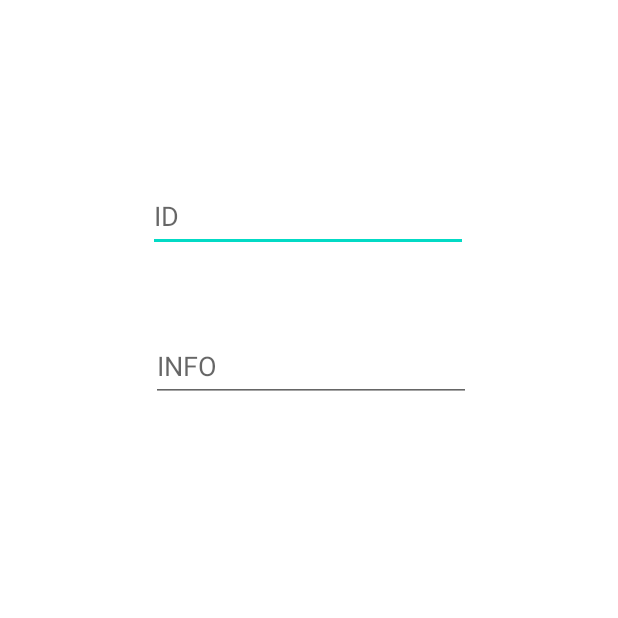
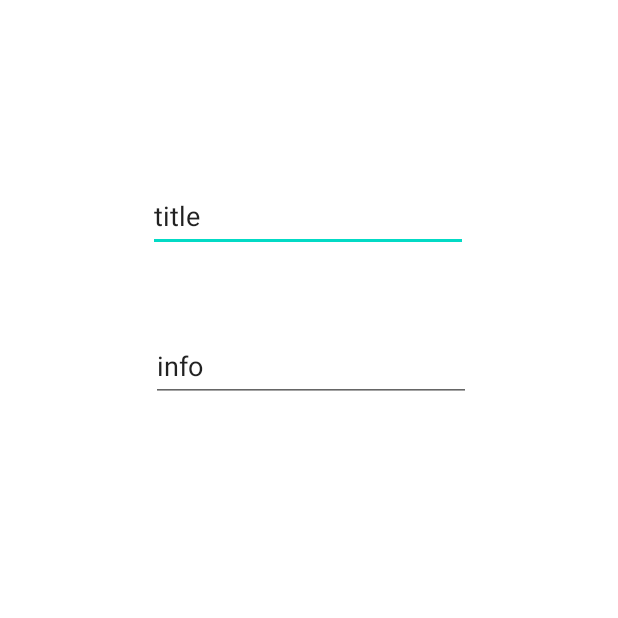
Before and after one commit to sootsun/GiveBlood, an Android app: the BoardActivity screen opened directly, with no data from a screen before it, after a tap on an icon or button, on a phone screen of 412 x 824 dp, the top half of it. Run offline under Robolectric (Android 15) with nearby library versions, the light colour scheme and no system bars; our stand-ins replace Firebase (no records; nobody signed in at launch, a user with empty details on screens opened directly); 4 statements that could not run were skipped.

Commit message:
Feat Board item rewrite

```diff
--- a/app/src/main/java/oss/main/BoardActivity.java
+++ b/app/src/main/java/oss/main/BoardActivity.java
@@ -80,7 +80,8 @@ public class BoardActivity extends AppCompatActivity {
                 return;
             }
             Intent intent = new Intent(this, WriteActivity.class);
-            intent.putExtra(REF.USER.name(), user);
+            //intent.putExtra(REF.USER.name(), user);
+            intent.putExtra(REF.LIST.name(), new BoardItem("title", "info", user));
             launcher.launch(intent);
         });
 
--- a/app/src/main/java/oss/main/WriteActivity.java
+++ b/app/src/main/java/oss/main/WriteActivity.java
@@ -20,12 +20,16 @@ public class WriteActivity extends AppCompatActivity {
         EditText id = findViewById(R.id.write_name_text);
         EditText info = findViewById(R.id.write_detail_text);
 
+        BoardItem item = getIntent().getParcelableExtra(REF.LIST.name());
+
+        id.setText(item.boardName);
+        info.setText(item.boardInfo);
 
         findViewById(R.id.write_confirm_button).setOnClickListener(v -> {
-            UserData user = getIntent().getParcelableExtra(REF.USER.name());
 
             Intent intent = new Intent();
-            BoardItem boardItem = new BoardItem(id.getText().toString(), info.getText().toString(), user);
+            BoardItem boardItem = new BoardItem(id.getText().toString(), info.getText().toString(), new UserData(item.userName, item.userMail));
+            boardItem.pos = item.pos;
 
             intent.putExtra(REF.LIST.name(), boardItem);
 
--- a/app/src/main/res/menu/menu_element.xml
+++ b/app/src/main/res/menu/menu_element.xml
@@ -1,8 +1,10 @@
 <?xml version="1.0" encoding="utf-8"?>
 <menu xmlns:android="http://schemas.android.com/apk/res/android"
     xmlns:app="http://schemas.android.com/apk/res-auto">
-
     <item android:id="@+id/element_del"
         android:title="삭제"
         app:showAsAction="never"/>
+    <item android:id="@+id/element_rewrite"
+        android:title="수정"
+        app:showAsAction="never"/>
 </menu>
```
Also changed, not shown: app/src/main/java/oss/main/ElementActivity.java (+38 -5 lines).
